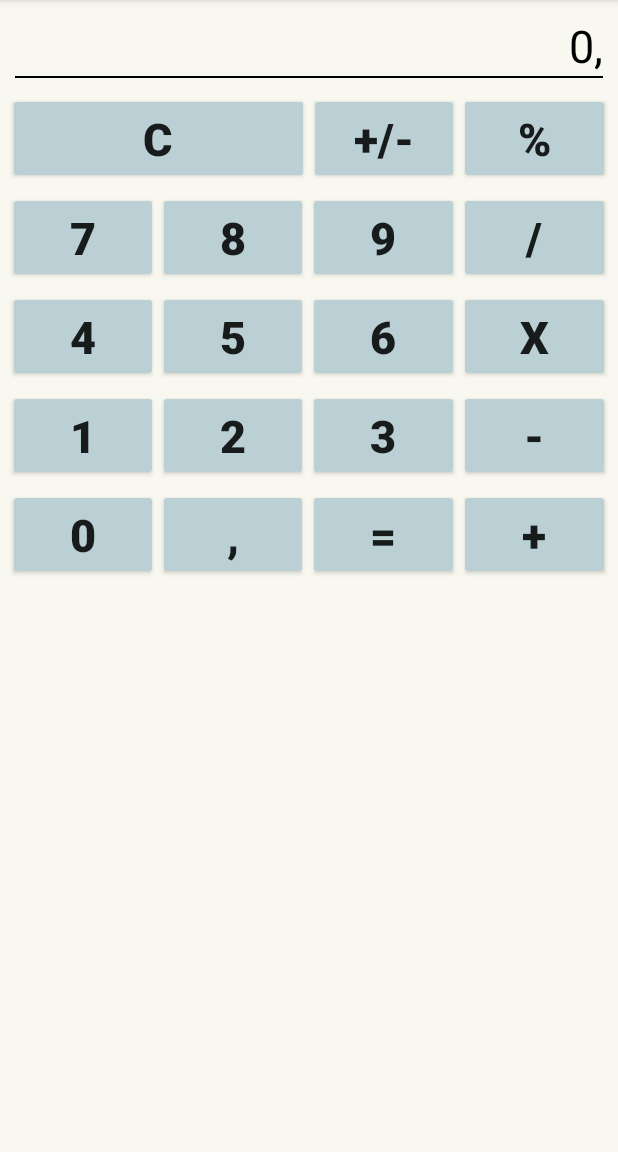
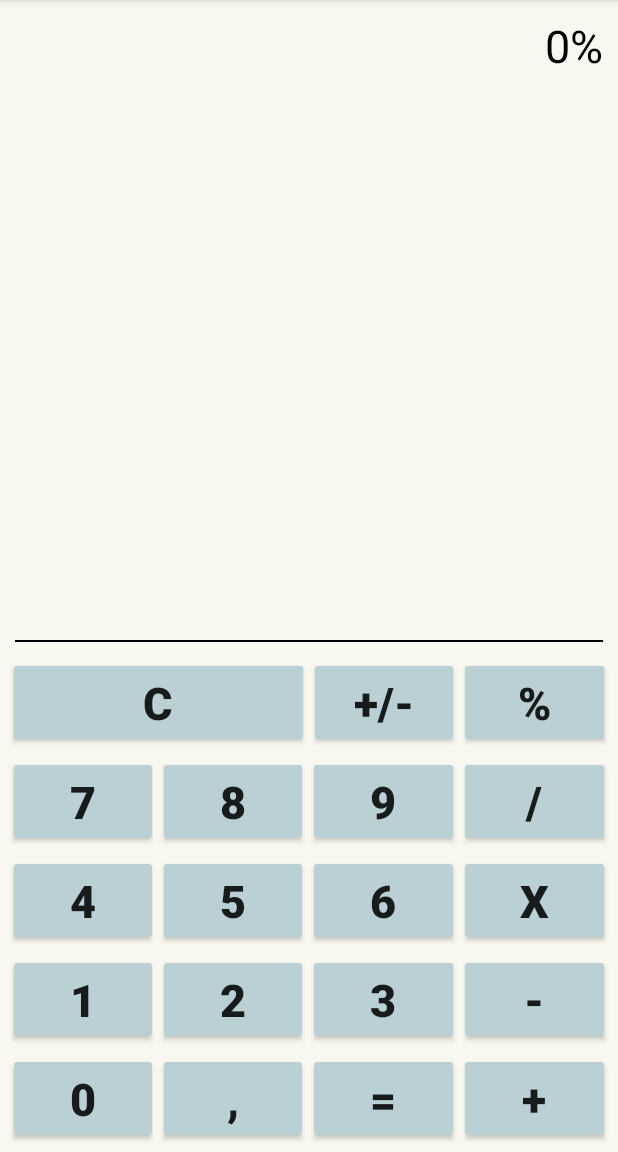
Before and after one commit to Leco7/MyCalculation, an Android app: the screen it shows after launch (MainActivity), after a tap on an icon or button, on a phone screen of 412 x 824 dp, the part 84-1236 px from its top. Run offline under Robolectric (Android 15) with nearby library versions, the phone set to English and light mode, and no system bars; 3 other taps on this screen came first.

```diff
--- a/app/src/main/java/minhaempresa/com/br/mycalculation/MainActivity.java
+++ b/app/src/main/java/minhaempresa/com/br/mycalculation/MainActivity.java
@@ -17,7 +17,7 @@ import java.util.List;
 *
              * FORMATAR OS NUMEROS QUESTÃO VIRGULA                  OK
 *
-               * IMPLEMENTAR O PERCENT
+               * IMPLEMENTAR O PERCENT                              OK
 *
               * VERIFICAR DIVISÃO POR ZERO                          OK
 *
@@ -36,11 +36,13 @@ public class MainActivity extends AppCompatActivity {
     public static final String OPER_SUB = "-";
     public static final String OPER_MULT = "X";
     public static final String OPER_DIV = "÷";
+    public static final String OPER_PORCENTAGEM = "%";
     private Button btnC, btnMaisMenos, btnPorcent, btn9, btn8, btn7, btn6, btn5, btn4, btn3, btn2, btn1, btn0, btnDiv, btnMult, btnSoma, btnSub, btnIgual, btnVirg;
     private TextView txtVisor;
 
     private String dados = "";
     private String historico ="";
+
 
     private List<Double> numeros;
     private List<String> operadores;
@@ -51,8 +53,10 @@ public class MainActivity extends AppCompatActivity {
     private boolean multipAtivada = false;
     private boolean divAtivada = false;
     private boolean virgAtivada = false;
+    private boolean porcentAtivada = false;
 
     private boolean erro = false;
+
 
     @Override
     protected void onCreate(Bundle savedInstanceState) {
@@ -115,10 +119,21 @@ public class MainActivity extends AppCompatActivity {
         btnPorcent.setOnClickListener(new View.OnClickListener() {                                  //PORCENT
             @Override
             public void onClick(View v) {
-                pegaPorcentagem();
-                atualizaVisor();
+
+                substituiVirOper();
+
+                atualizaSinaisAtivos();
+                dados += OPER_PORCENTAGEM;
                 reiniciaTeclasAtivadas();
                 reiniciaVirgula();
+                porcentAtivada = true;
+                atualizaVisor();
+
+
+
+               /* atualizaVisor();
+                reiniciaTeclasAtivadas();
+                reiniciaVirgula();*/
             }
         });
 
@@ -159,9 +174,6 @@ public class MainActivity extends AppCompatActivity {
             }
         });
 
-
-
-
         btnSoma.setOnClickListener(new View.OnClickListener() {                                     //SOMA
             @Override
             public void onClick(View v) {
@@ -175,7 +187,6 @@ public class MainActivity extends AppCompatActivity {
                     reiniciaVirgula();
                     somaAtivada = true;
                     atualizaVisor();
-
                 }
             }
         });
@@ -193,7 +204,6 @@ public class MainActivity extends AppCompatActivity {
                     reiniciaVirgula();
                     subAtivada = true;
                     atualizaVisor();
-
                 }
             }
         });
@@ -205,7 +215,7 @@ public class MainActivity extends AppCompatActivity {
 
 
 
-                DecimalFormat formata = new DecimalFormat("0.##");
+                DecimalFormat formata = new DecimalFormat("0.###");
 
                 String valorFormatado  = formata.format(iniciaCalculo(dados));
 
@@ -217,7 +227,7 @@ public class MainActivity extends AppCompatActivity {
                 atualizaVisor();
                 reiniciaTeclasAtivadas();
                 reiniciaVirgula();
-                //   dados = "";
+
 
             }
         });
@@ -250,6 +260,7 @@ public class MainActivity extends AppCompatActivity {
                 dados += 1;
                 atualizaVisor();
                 reiniciaTeclasAtivadas();
+
             }
         });
 
@@ -334,6 +345,7 @@ public class MainActivity extends AppCompatActivity {
         });
     }
 
+
     private void substituiVirOper() {
         if(dados.charAt(dados.length()-1) == ','){
             dados = dados.substring(0, dados.length()-1);
@@ -408,7 +420,8 @@ public class MainActivity extends AppCompatActivity {
     * AO FINAL REALIZA A CONTA SE HOUVER DADOS SUFICIENTES
     * */
     private double iniciaCalculo(String conta){
-        String aux = "";
+        String numero = "";
+        String numeroAnterior = "";
         String oper = "";
         char c = 0;
         double numeroAdd = 0;
@@ -419,18 +432,26 @@ public class MainActivity extends AppCompatActivity {
             return 0;
         }
 
+        /*23 + 15 % = 26.45
+        23 + (15/100*23)    */
 
         for(int i = 0; i<conta.length(); i++){
             c = conta.charAt(i);
 
             if(Character.isDigit(c)){
-                aux += c;
+                numero += c;
 
             }else if(c == ','){
-                aux += ".";
+                numero += ".";
+            }else if(c == '%') {
+                if(!numeroAnterior.isEmpty()) {
+                    numero = calculaPorcentagem(numero, numeroAnterior);
+                    numeroAnterior = "";
+                }
             }else{
-                numeroAdd = Double.valueOf(aux);
-                aux = "";
+                numeroAnterior = numero;
+                numeroAdd = Double.valueOf(numero);
+                numero = "";
                 oper = String.valueOf(c);
 
 
@@ -439,8 +460,8 @@ public class MainActivity extends AppCompatActivity {
             }
         }
 
-        if(!aux.isEmpty()) {
-            numeroAdd = Double.valueOf(aux);
+        if(!numero.isEmpty()) {
+            numeroAdd = Double.valueOf(numero);
             numeros.add(numeroAdd);
             if(numeros.size() == operadores.size()){
                 operadores.remove(operadores.size()-1);
@@ -455,11 +476,32 @@ public class MainActivity extends AppCompatActivity {
         }
     }
 
+
+    /*
+    * CALCULA PORCENTAGEM*/
+    private String calculaPorcentagem(String numero, String numeroAnterior) {
+        double numAtual = Double.valueOf(numero);
+        double numAnterior = Double.valueOf(numeroAnterior);
+        double res;
+        String operAtual = operadores.get(operadores.size()-1);
+
+        res = (numAtual/100);
+
+        if(operAtual.equals(OPER_SOMA) || operAtual.equals(OPER_SUB)){
+            res *= numAnterior;
+        }
+
+        //  100*2%=2
+        //100/2% = 5000
+
+        return String.valueOf(res);
+    }
+
     /*
     * APAGA OS SINAIS ATIVOS DE DADOS SE A VIRGULA NÃO ESTIVER ATIVADA
     */
     private void atualizaSinaisAtivos() {
-        if(divAtivada || subAtivada || multipAtivada || somaAtivada){
+        if(divAtivada || subAtivada || multipAtivada || somaAtivada || porcentAtivada){
             dados = dados.substring(0, dados.length()-1);
         }
 
@@ -507,6 +549,7 @@ public class MainActivity extends AppCompatActivity {
         multipAtivada = false;
         somaAtivada = false;
         subAtivada = false;
+        porcentAtivada = false;
 
     }
 
--- a/app/src/main/res/layout/activity_main.xml
+++ b/app/src/main/res/layout/activity_main.xml
@@ -9,10 +9,31 @@
     android:background="@color/LightYellowBackGround"
     tools:context="minhaempresa.com.br.mycalculation.MainActivityAnt">
 
+    <ScrollView
+        android:id="@+id/scroll"
+        android:layout_width="match_parent"
+        android:layout_height="0dp"
+        android:layout_weight="1"
+        android:visibility="gone">
+        <TextView
+            android:id="@+id/historico"
+            android:layout_width="match_parent"
+            android:layout_height="wrap_content"
+            android:layout_marginTop="10dp"
+            android:layout_marginLeft="10dp"
+            android:layout_marginRight="10dp"
+            android:ems="10"
+            android:gravity="right"
+            android:text="0"
+            android:textColor="@android:color/darker_gray"
+            android:textSize="30sp" />
+    </ScrollView>
+
     <TextView
         android:id="@+id/txtVisor"
         android:layout_width="match_parent"
-        android:layout_height="wrap_content"
+        android:layout_height="0dp"
+        android:layout_weight="0.5"
         android:layout_marginTop="10dp"
         android:layout_marginLeft="10dp"
         android:layout_marginRight="10dp"
@@ -252,5 +273,4 @@
 
 
     </LinearLayout>
-
 </LinearLayout>
```
